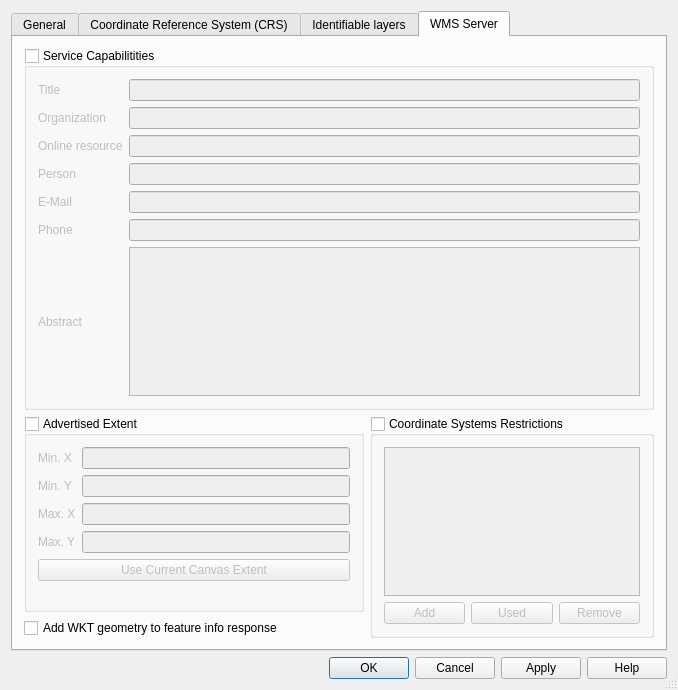
Old version of the form src/ui/qgsprojectpropertiesbase.ui in the repository kadas-albireo/kadas-albireo.
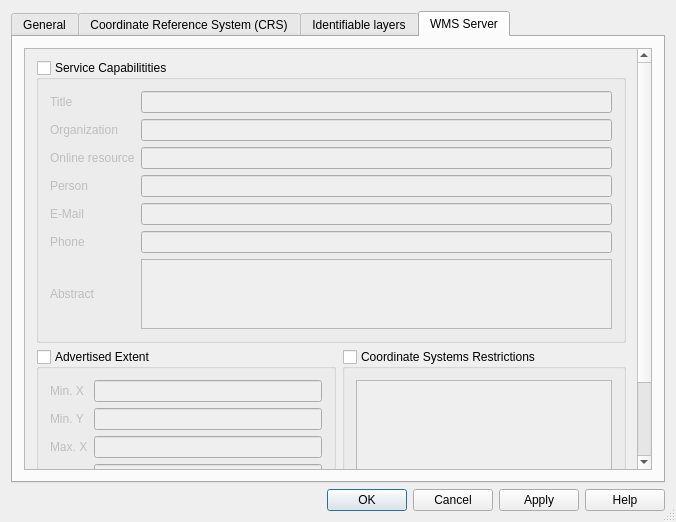
New version of the form. The open tabs and pages were chosen to show the change. Icons and pictures are not drawn. Custom widgets are drawn as their Qt base class.

Commit message: [UI] put wms options for project properties into a scroll widget so dialog can be resized vertically

```diff
--- a/src/ui/qgsprojectpropertiesbase.ui
+++ b/src/ui/qgsprojectpropertiesbase.ui
@@ -6,8 +6,8 @@
    <rect>
     <x>0</x>
     <y>0</y>
-    <width>678</width>
-    <height>690</height>
+    <width>676</width>
+    <height>522</height>
    </rect>
   </property>
   <property name="windowTitle">
@@ -368,6 +368,21 @@
        <string>WMS Server</string>
       </attribute>
       <layout class="QGridLayout" name="gridLayout_3">
+       <item row="0" column="0" rowspan="2">
+        <widget class="QScrollArea" name="scrollArea">
+         <property name="widgetResizable">
+          <bool>true</bool>
+         </property>
+         <widget class="QWidget" name="scrollAreaWidgetContents">
+          <property name="geometry">
+           <rect>
+            <x>0</x>
+            <y>0</y>
+            <width>616</width>
+            <height>538</height>
+           </rect>
+          </property>
+          <layout class="QGridLayout" name="gridLayout">
        <item row="0" column="0" colspan="2">
         <widget class="QGroupBox" name="grpWMSServiceCapabilities">
          <property name="title">
@@ -571,7 +586,7 @@
          </layout>
         </widget>
        </item>
-       <item row="1" column="1" rowspan="2">
+           <item row="1" column="1">
         <widget class="QGroupBox" name="grpWMSList">
          <property name="title">
           <string>Coordinate Systems Restrictions</string>
@@ -623,6 +638,10 @@
    </item>
   </layout>
  </widget>
+    </widget>
+   </item>
+  </layout>
+ </widget>
  <layoutdefault spacing="6" margin="11"/>
  <customwidgets>
   <customwidget>
```
Left out of the diff: 3 changed lines with no effect on the pictures. Lines whose indentation alone changed are shown as unchanged.
